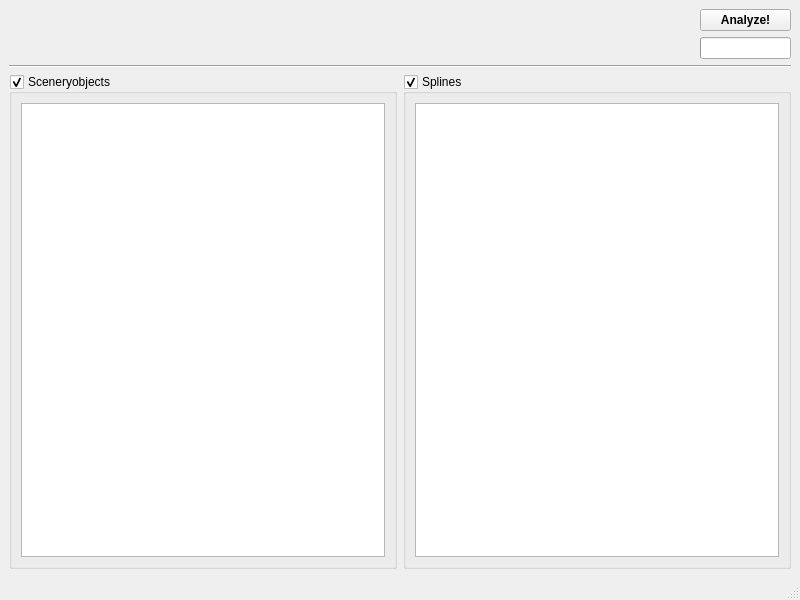
Qt form OTModules/wcleanup.ui (pietr26/OMSI-Tools) before a commit.
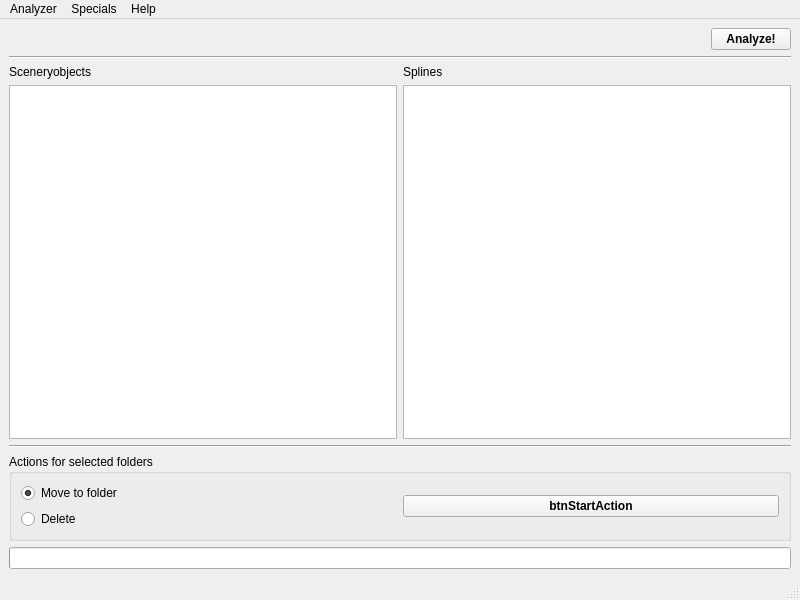
The same form after that commit. Icons and pictures are not drawn.

The edit to the form file:
```diff
--- a/OTModules/wcleanup.ui
+++ b/OTModules/wcleanup.ui
@@ -18,7 +18,7 @@
     <normaloff>:/rec/data/icons/iconBroom.svg</normaloff>:/rec/data/icons/iconBroom.svg</iconset>
   </property>
   <widget class="QWidget" name="centralwidget">
-   <layout class="QVBoxLayout" name="verticalLayout_2">
+   <layout class="QVBoxLayout" name="verticalLayout_3">
     <item>
      <layout class="QHBoxLayout" name="horizontalLayout">
       <item>
@@ -35,49 +35,20 @@
        </spacer>
       </item>
       <item>
-       <layout class="QVBoxLayout" name="verticalLayout">
-        <item>
-         <widget class="QPushButton" name="btnAnalyze">
-          <property name="font">
-           <font>
-            <bold>true</bold>
-           </font>
-          </property>
-          <property name="text">
-           <string>Analyze!</string>
-          </property>
-          <property name="icon">
-           <iconset resource="../ressources.qrc">
-            <normaloff>:/rec/data/icons/iconSearch.svg</normaloff>:/rec/data/icons/iconSearch.svg</iconset>
-          </property>
-         </widget>
-        </item>
-        <item>
-         <widget class="QProgressBar" name="pgbProgress">
-          <property name="sizePolicy">
-           <sizepolicy hsizetype="Minimum" vsizetype="Fixed">
-            <horstretch>0</horstretch>
-            <verstretch>0</verstretch>
-           </sizepolicy>
-          </property>
-          <property name="maximum">
-           <number>6</number>
-          </property>
-          <property name="value">
-           <number>0</number>
-          </property>
-          <property name="textVisible">
-           <bool>false</bool>
-          </property>
-          <property name="textDirection">
-           <enum>QProgressBar::TopToBottom</enum>
-          </property>
-          <property name="format">
-           <string notr="true">%p%</string>
-          </property>
-         </widget>
-        </item>
-       </layout>
+       <widget class="QPushButton" name="btnAnalyze">
+        <property name="font">
+         <font>
+          <bold>true</bold>
+         </font>
+        </property>
+        <property name="text">
+         <string>Analyze!</string>
+        </property>
+        <property name="icon">
+         <iconset resource="../ressources.qrc">
+          <normaloff>:/rec/data/icons/iconSearch.svg</normaloff>:/rec/data/icons/iconSearch.svg</iconset>
+        </property>
+       </widget>
       </item>
      </layout>
     </item>
@@ -91,36 +62,120 @@
     <item>
      <layout class="QHBoxLayout" name="horizontalLayout_2">
       <item>
-       <widget class="QGroupBox" name="gbxObjects">
-        <property name="title">
-         <string>Sceneryobjects</string>
-        </property>
-        <property name="checkable">
-         <bool>true</bool>
-        </property>
-        <layout class="QVBoxLayout" name="verticalLayout_3">
-         <item>
-          <widget class="QListWidget" name="lwgObjects"/>
-         </item>
-        </layout>
-       </widget>
+       <layout class="QVBoxLayout" name="verticalLayout">
+        <item>
+         <widget class="QLabel" name="lblObjects">
+          <property name="text">
+           <string>Sceneryobjects</string>
+          </property>
+         </widget>
+        </item>
+        <item>
+         <widget class="QListWidget" name="lwgObjects">
+          <property name="selectionMode">
+           <enum>QAbstractItemView::ExtendedSelection</enum>
+          </property>
+         </widget>
+        </item>
+       </layout>
       </item>
       <item>
-       <widget class="QGroupBox" name="gbxSplines">
-        <property name="title">
-         <string>Splines</string>
-        </property>
-        <property name="checkable">
-         <bool>true</bool>
-        </property>
+       <layout class="QVBoxLayout" name="verticalLayout_2">
+        <item>
+         <widget class="QLabel" name="lblSplines">
+          <property name="text">
+           <string>Splines</string>
+          </property>
+         </widget>
+        </item>
+        <item>
+         <widget class="QListWidget" name="lwgSplines">
+          <property name="selectionMode">
+           <enum>QAbstractItemView::ExtendedSelection</enum>
+          </property>
+         </widget>
+        </item>
+       </layout>
+      </item>
+     </layout>
+    </item>
+    <item>
+     <widget class="Line" name="line_2">
+      <property name="orientation">
+       <enum>Qt::Horizontal</enum>
+      </property>
+     </widget>
+    </item>
+    <item>
+     <widget class="QGroupBox" name="gbxActions">
+      <property name="title">
+       <string>Actions for selected folders</string>
+      </property>
+      <layout class="QHBoxLayout" name="horizontalLayout_3">
+       <item>
         <layout class="QVBoxLayout" name="verticalLayout_4">
          <item>
-          <widget class="QListWidget" name="lwgSplines"/>
+          <widget class="QRadioButton" name="rbtnMoveToFolder">
+           <property name="text">
+            <string>Move to folder</string>
+           </property>
+           <property name="checked">
+            <bool>true</bool>
+           </property>
+          </widget>
+         </item>
+         <item>
+          <widget class="QRadioButton" name="rbtnDelete">
+           <property name="text">
+            <string>Delete</string>
+           </property>
+          </widget>
          </item>
         </layout>
-       </widget>
-      </item>
-     </layout>
+       </item>
+       <item>
+        <widget class="QPushButton" name="btnStartAction">
+         <property name="font">
+          <font>
+           <bold>true</bold>
+          </font>
+         </property>
+         <property name="text">
+          <string notr="true">btnStartAction</string>
+         </property>
+         <property name="icon">
+          <iconset resource="../ressources.qrc">
+           <normaloff>:/rec/data/icons/iconCheck.svg</normaloff>:/rec/data/icons/iconCheck.svg</iconset>
+         </property>
+        </widget>
+       </item>
+      </layout>
+     </widget>
+    </item>
+    <item>
+     <widget class="QProgressBar" name="pgbProgress">
+      <property name="sizePolicy">
+       <sizepolicy hsizetype="Minimum" vsizetype="Fixed">
+        <horstretch>0</horstretch>
+        <verstretch>0</verstretch>
+       </sizepolicy>
+      </property>
+      <property name="maximum">
+       <number>100</number>
+      </property>
+      <property name="value">
+       <number>0</number>
+      </property>
+      <property name="textVisible">
+       <bool>false</bool>
+      </property>
+      <property name="textDirection">
+       <enum>QProgressBar::TopToBottom</enum>
+      </property>
+      <property name="format">
+       <string notr="true">%p%</string>
+      </property>
+     </widget>
     </item>
    </layout>
   </widget>
@@ -133,6 +188,29 @@
      <height>21</height>
     </rect>
    </property>
+   <widget class="QMenu" name="menuSpecials">
+    <property name="title">
+     <string>Specials</string>
+    </property>
+    <addaction name="actionSettings"/>
+   </widget>
+   <widget class="QMenu" name="menuHelp">
+    <property name="title">
+     <string>Help</string>
+    </property>
+    <addaction name="actionSendFeedback"/>
+   </widget>
+   <widget class="QMenu" name="menuAnalyzer">
+    <property name="title">
+     <string>Analyzer</string>
+    </property>
+    <addaction name="actionAnalyze"/>
+    <addaction name="separator"/>
+    <addaction name="actionClose"/>
+   </widget>
+   <addaction name="menuAnalyzer"/>
+   <addaction name="menuSpecials"/>
+   <addaction name="menuHelp"/>
   </widget>
   <widget class="QStatusBar" name="statusbar"/>
  </widget>
```
Left out of the diff: 50 changed lines with no effect on the pictures.
